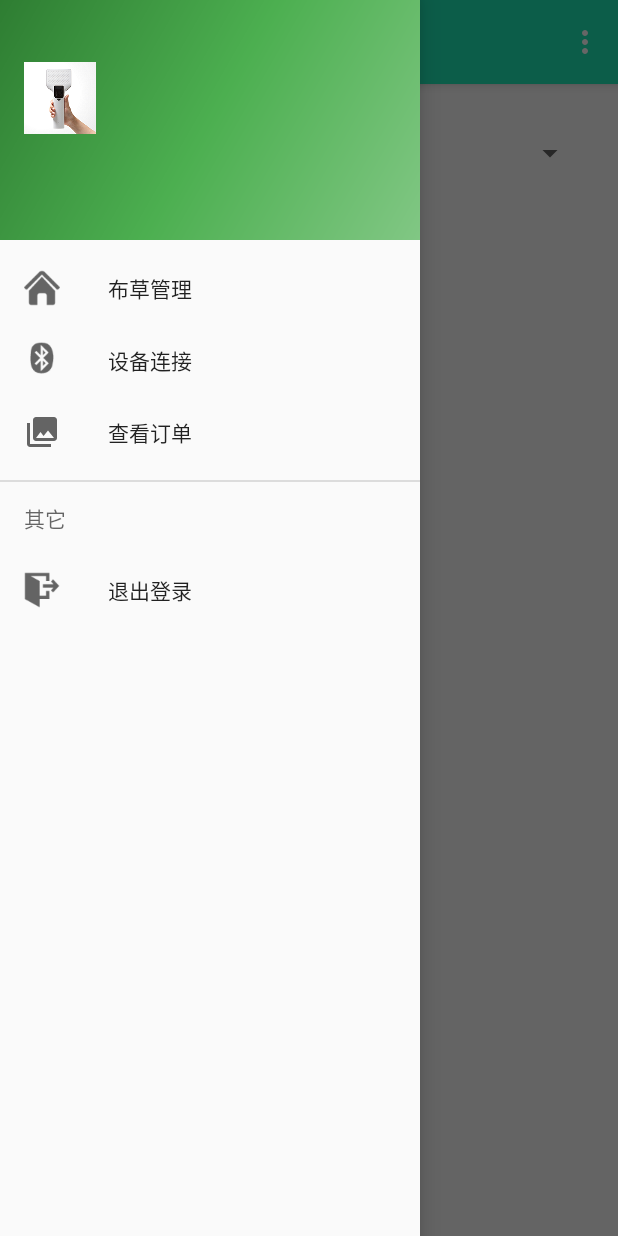
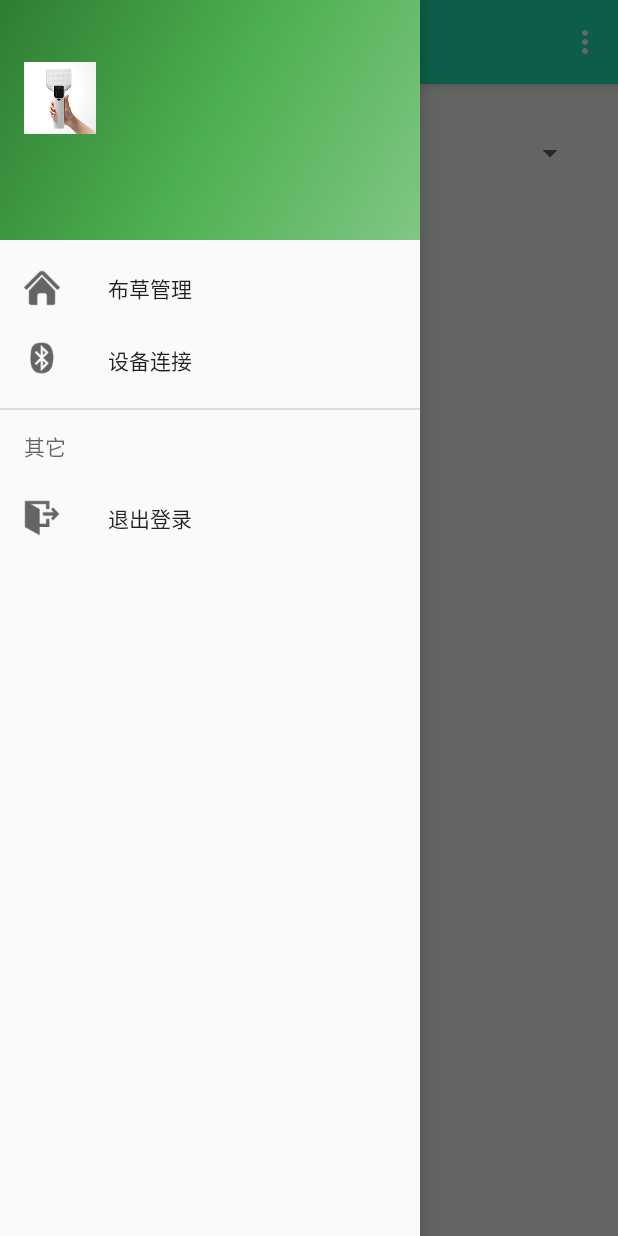
Before and after one commit to yuqibiao/IScan2, an Android app: the MainActivity screen opened directly, with no data from a screen before it, with the side drawer open, on a phone screen of 412 x 824 dp. Run offline under Robolectric (Android 15) with nearby library versions, the light colour scheme and no system bars; our stand-ins replace ButterKnife; libraries missing offline, so code that uses them is left out: com.kaopiz.kprogresshud; 7 statements that could not run were skipped.

Commit message:
init commit

```diff
--- a/app/src/main/java/com/afrid/iscan/ui/activity/LinenScanActivity.java
+++ b/app/src/main/java/com/afrid/iscan/ui/activity/LinenScanActivity.java
@@ -137,7 +137,7 @@ public class LinenScanActivity extends BaseActivity {
                 break;
             case 3://右
                 tvTipRight.setTextColor(getResources().getColor(R.color.colorAccent));
-                tvTipRight.setText("请将扫描仪放在\r\n布草车左边");
+                tvTipRight.setText("请将扫描仪放在\r\n布草车右边");
                 break;
             case 4://顶部
                 tvTipTopCenter.setTextColor(getResources().getColor(R.color.colorAccent));
@@ -157,7 +157,7 @@ public class LinenScanActivity extends BaseActivity {
                 break;
             case 8://复核右
                 tvTipRight.setTextColor(getResources().getColor(R.color.colorAccent));
-                tvTipRight.setText("复核\r\n布草车左边");
+                tvTipRight.setText("复核\r\n布草车右边");
                 break;
             case 9://复核顶部
                 tvTipTopCenter.setTextColor(getResources().getColor(R.color.colorAccent));
--- a/app/src/main/java/com/afrid/iscan/ui/activity/MainActivity.java
+++ b/app/src/main/java/com/afrid/iscan/ui/activity/MainActivity.java
@@ -41,7 +41,6 @@ public class MainActivity extends BaseActivity implements NavigationView.OnNavig
     private TextView tvFactoryName;
     private TextView tvUsername;
     private UserInfo userInfo;
-
     @Override
     public void beforeInit() {
         userInfo = (UserInfo) getIntent().getSerializableExtra(Constant.USER_INFO);
@@ -109,9 +108,7 @@ public class MainActivity extends BaseActivity implements NavigationView.OnNavig
             ft.commit();
         }else if (id == R.id.nav_bt) {//设备链接
             BTDeviceScanActivity.startAction(this);
-        } else if (id == R.id.nav_order) {
-
-        }  else if (id == R.id.nav_exit) {//注销账号
+        }else if (id == R.id.nav_exit) {//注销账号
             MySPUtils.remove(this , Constant.USER_INFO);
             ActivityHolder.finishedAll();
         }
--- a/app/src/main/res/menu/activity_main_drawer.xml
+++ b/app/src/main/res/menu/activity_main_drawer.xml
@@ -10,10 +10,10 @@
             android:id="@+id/nav_bt"
             android:icon="@mipmap/ic_bt"
             android:title="设备连接" />
-        <item
+        <!--<item
             android:id="@+id/nav_order"
             android:icon="@drawable/ic_menu_gallery"
-            android:title="查看订单" />
+            android:title="查看订单" />-->
     </group>
 
     <item android:title="其它">
```
